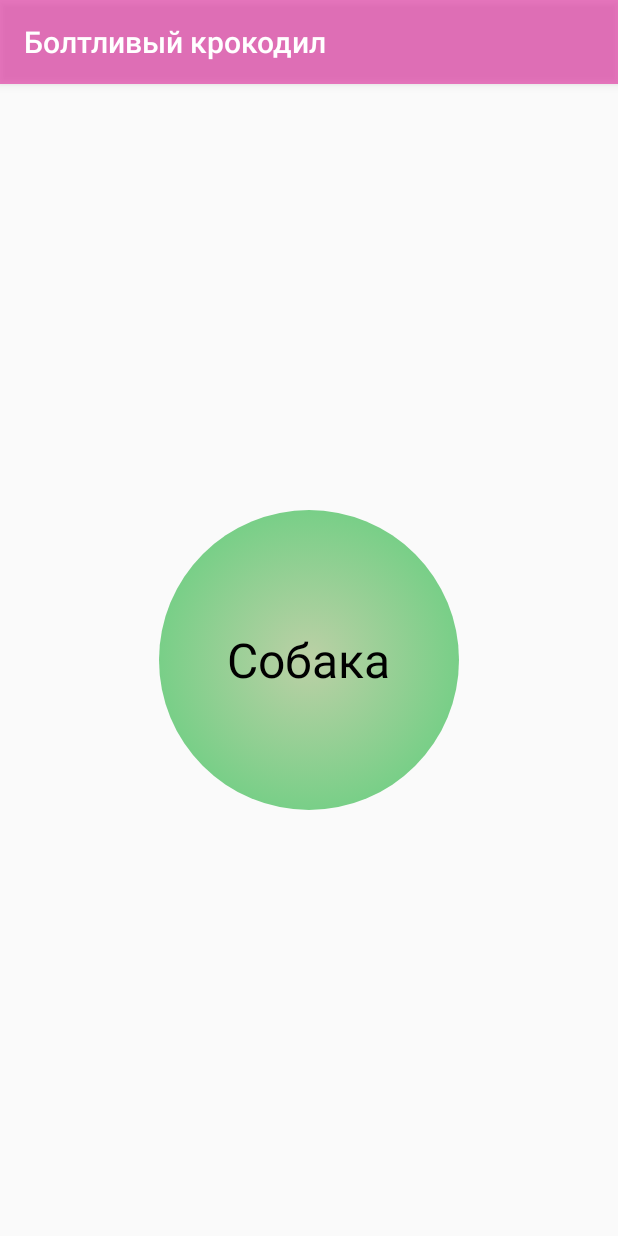
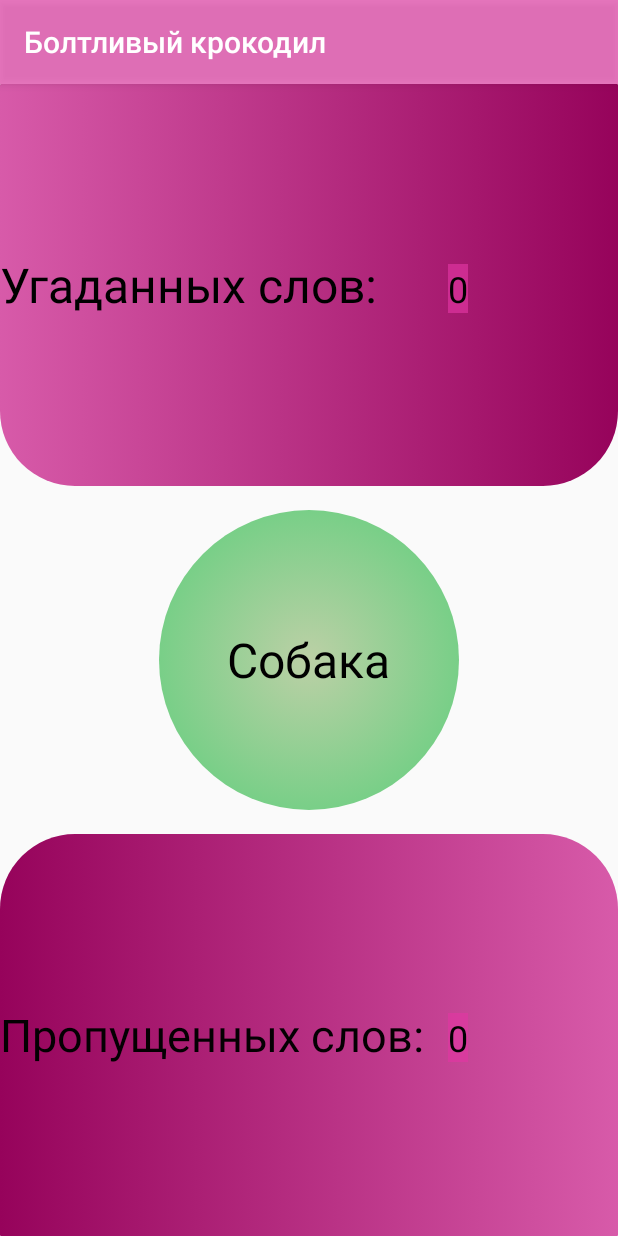
Before and after one commit to kewbr/talking_crocodile, an Android app: the GameView screen opened directly, with no data from a screen before it, on a phone screen of 412 x 824 dp. Run offline under Robolectric (Android 15) with nearby library versions, the phone set to English and light mode, and no system bars; Roboto replaces fonts that are not available here.

Commit message:
Edit game screen

```diff
--- a/Source code/app/src/main/res/layout/activity_game_view.xml
+++ b/Source code/app/src/main/res/layout/activity_game_view.xml
@@ -6,7 +6,52 @@ android:layout_height="match_parent"
 android:id="@+id/circle"
 tools:context="by.fabric.kewbr.talking_crocodile.View.GameView" >
 
-<ImageView
+    <TextView
+        android:id="@+id/imageView"
+        android:layout_width="match_parent"
+        android:layout_height="wrap_content"
+        android:layout_alignParentTop="true"
+        android:layout_alignParentEnd="true"
+        android:layout_alignParentBottom="true"
+        android:layout_marginTop="500dip"
+        android:layout_marginEnd="0dp"
+        android:background="@drawable/footer"
+        android:breakStrategy="simple"
+        android:contentDescription="@string/header"
+        android:gravity="center_vertical"
+        android:text="Пропущенных слов:"
+        android:textColor="@color/textColor"
+        android:textSize="30sp" />
+
+    <ImageView
+        android:layout_width="match_parent"
+        android:layout_height="300dp"
+        android:layout_alignParentTop="false"
+        android:layout_alignParentEnd="true"
+        android:layout_alignParentBottom="true"
+        android:layout_marginEnd="0dp"
+        android:layout_marginBottom="494dp"
+        android:textAlignment="center"
+        android:contentDescription="@string/header"
+        android:src="@drawable/header"
+        android:visibility="invisible"/>
+
+    <TextView
+        android:id="@+id/guessWord"
+        android:layout_width="match_parent"
+        android:layout_height="wrap_content"
+        android:layout_alignParentEnd="true"
+        android:layout_alignParentBottom="true"
+        android:layout_marginEnd="0dp"
+        android:layout_marginBottom="500dip"
+        android:background="@drawable/header"
+        android:breakStrategy="simple"
+        android:gravity="center_vertical"
+        android:text="Угаданных слов:"
+        android:textColor="@android:color/black"
+        android:textSize="32sp" />
+
+    <ImageView
     android:id="@+id/sun"
     android:layout_width="wrap_content"
     android:layout_height="wrap_content"
@@ -15,7 +60,39 @@ tools:context="by.fabric.kewbr.talking_crocodile.View.GameView" >
     android:contentDescription="@string/circle"
     android:scaleType="fitCenter"
     android:src="@drawable/circle" />
-<TextView
+
+    <TextView
+        android:id="@+id/guessWordCount"
+        android:layout_width="wrap_content"
+        android:layout_height="wrap_content"
+        android:layout_alignBaseline="@+id/guessWord"
+        android:layout_alignTop="@+id/guessWord"
+        android:layout_alignBottom="@+id/guessWord"
+        android:layout_alignParentEnd="true"
+        android:layout_marginEnd="100dp"
+        android:background="@color/colorPrimary"
+        android:gravity="center_vertical"
+        android:textColor="@color/textColor"
+        android:textSize="24sp"
+        android:visibility="visible" />
+
+    <TextView
+        android:id="@+id/passWordCount"
+        android:layout_width="wrap_content"
+        android:layout_height="wrap_content"
+        android:layout_alignBaseline="@+id/imageView"
+        android:layout_alignTop="@+id/imageView"
+        android:layout_alignBottom="@+id/imageView"
+        android:layout_alignParentEnd="true"
+        android:layout_marginStart="0dp"
+        android:layout_marginEnd="100dip"
+        android:background="@color/colorPrimary"
+        android:gravity="center_vertical"
+        android:textColor="@color/textColor"
+        android:textSize="24sp"
+        android:visibility="visible" />
+
+    <TextView
     android:id="@+id/word"
     android:layout_width="wrap_content"
     android:layout_height="wrap_content"
@@ -28,4 +105,5 @@ tools:context="by.fabric.kewbr.talking_crocodile.View.GameView" >
     android:textColor="@android:color/black"
     />
 
+
 </RelativeLayout>
```
